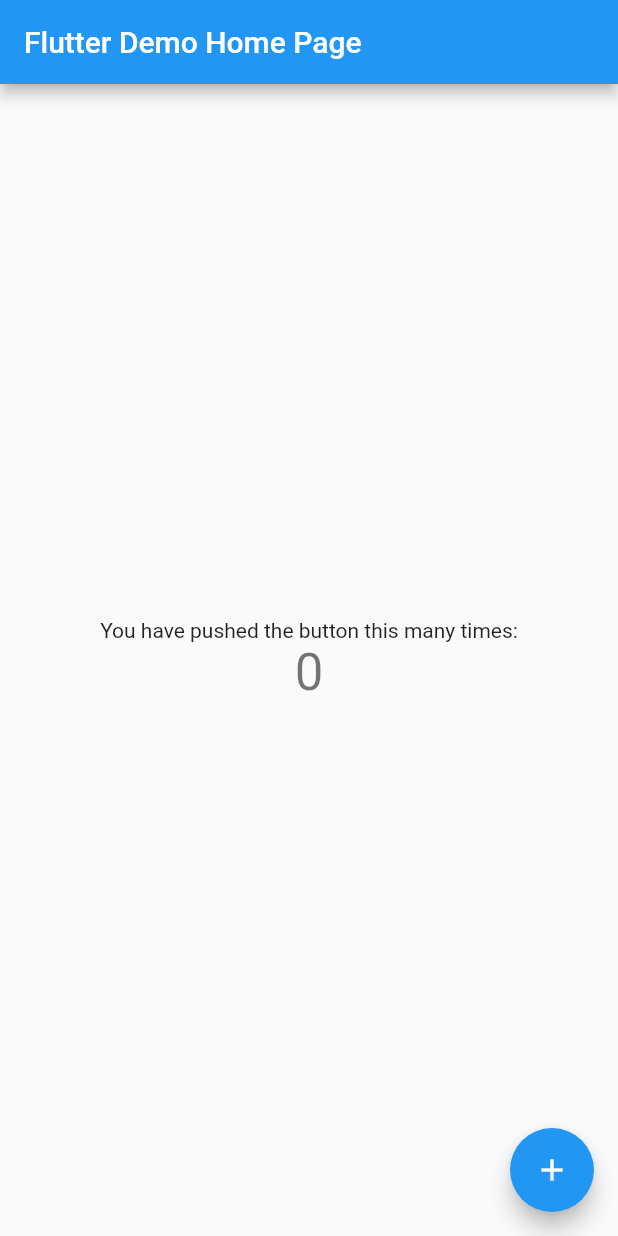
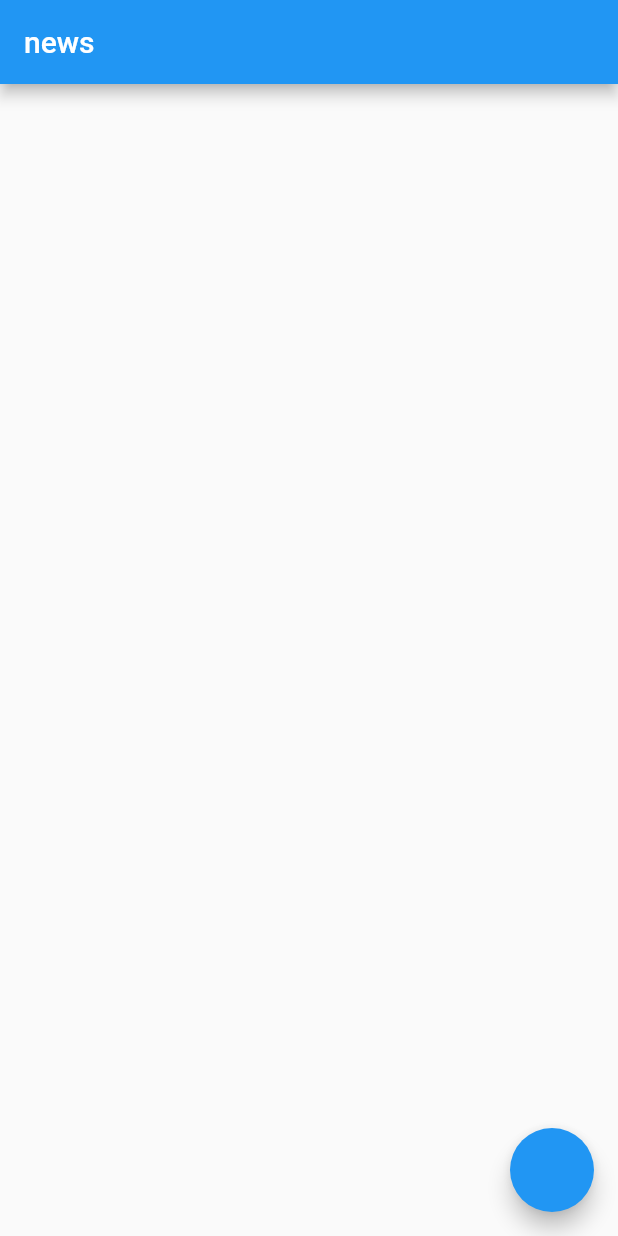
Before and after one commit to hemantjamdev/news, a Flutter app: the screen it shows after launch, on a phone screen of 412 x 824 dp. Run offline on Flutter 3.47's test engine with Material 2 defaults, Android fonts, the phone set to English and light mode, and no system bars; missing offline and left inert: news_api_flutter_package.

Commit message:
basic features

```diff
--- /dev/null
+++ b/lib/API/api.dart
@@ -0,0 +1,15 @@
+import 'dart:developer';
+
+import 'package:news/constants/strings.dart';
+import 'package:news/modules/headlines/model/news_model.dart';
+import 'package:news_api_flutter_package/model/article.dart';
+import 'package:news_api_flutter_package/news_api_flutter_package.dart';
+
+class API {
+  static NewsAPI newsAPI = NewsAPI(Strings.apikey);
+  static List<Article> newList = <Article>[];
+
+  static Future<List<Article>> getNews() async {
+    return await newsAPI.getTopHeadlines(country: "in");
+  }
+}
--- /dev/null
+++ b/lib/constants/strings.dart
@@ -0,0 +1,3 @@
+class Strings {
+  static const String apikey = "8921e2fda4fa49bc97e71491d048210d";
+}
--- /dev/null
+++ b/lib/home_page.dart
@@ -0,0 +1,21 @@
+import 'dart:developer';
+
+import 'package:flutter/material.dart';
+import 'package:news/API/api.dart';
+import 'package:news_api_flutter_package/news_api_flutter_package.dart';
+
+class HomePage extends StatelessWidget {
+  HomePage({Key? key}) : super(key: key);
+
+
+  @override
+  Widget build(BuildContext context) {
+    return Scaffold(
+      floatingActionButton: FloatingActionButton(
+        onPressed: API.getNews,
+      ),
+      appBar: AppBar(title: Text("news")),
+      body: Container(),
+    );
+  }
+}
--- a/lib/main.dart
+++ b/lib/main.dart
@@ -1,115 +1,13 @@
 import 'package:flutter/material.dart';
+import 'package:flutter/services.dart';
+
+import 'news_app.dart';
 
 void main() {
-  runApp(const MyApp());
+  WidgetsFlutterBinding.ensureInitialized();
+  SystemChrome.setPreferredOrientations([
+    DeviceOrientation.portraitUp,
+    DeviceOrientation.portraitDown,
+  ]);
+  runApp(const NewsApp());
 }
-
-class MyApp extends StatelessWidget {
-  const MyApp({super.key});
-
-  // This widget is the root of your application.
-  @override
-  Widget build(BuildContext context) {
-    return MaterialApp(
-      title: 'Flutter Demo',
-      theme: ThemeData(
-        // This is the theme of your application.
-        //
-        // Try running your application with "flutter run". You'll see the
-        // application has a blue toolbar. Then, without quitting the app, try
-        // changing the primarySwatch below to Colors.green and then invoke
-        // "hot reload" (press "r" in the console where you ran "flutter run",
-        // or simply save your changes to "hot reload" in a Flutter IDE).
-        // Notice that the counter didn't reset back to zero; the application
-        // is not restarted.
-        primarySwatch: Colors.blue,
-      ),
-      home: const MyHomePage(title: 'Flutter Demo Home Page'),
-    );
-  }
-}
-
-class MyHomePage extends StatefulWidget {
-  const MyHomePage({super.key, required this.title});
-
-  // This widget is the home page of your application. It is stateful, meaning
-  // that it has a State object (defined below) that contains fields that affect
-  // how it looks.
-
-  // This class is the configuration for the state. It holds the values (in this
-  // case the title) provided by the parent (in this case the App widget) and
-  // used by the build method of the State. Fields in a Widget subclass are
-  // always marked "final".
-
-  final String title;
-
-  @override
-  State<MyHomePage> createState() => _MyHomePageState();
-}
-
-class _MyHomePageState extends State<MyHomePage> {
-  int _counter = 0;
-
-  void _incrementCounter() {
-    setState(() {
-      // This call to setState tells the Flutter framework that something has
-      // changed in this State, which causes it to rerun the build method below
-      // so that the display can reflect the updated values. If we changed
-      // _counter without calling setState(), then the build method would not be
-      // called again, and so nothing would appear to happen.
-      _counter++;
-    });
-  }
-
-  @override
-  Widget build(BuildContext context) {
-    // This method is rerun every time setState is called, for instance as done
-    // by the _incrementCounter method above.
-    //
-    // The Flutter framework has been optimized to make rerunning build methods
-    // fast, so that you can just rebuild anything that needs updating rather
-    // than having to individually change instances of widgets.
-    return Scaffold(
-      appBar: AppBar(
-        // Here we take the value from the MyHomePage object that was created by
-        // the App.build method, and use it to set our appbar title.
-        title: Text(widget.title),
-      ),
-      body: Center(
-        // Center is a layout widget. It takes a single child and positions it
-        // in the middle of the parent.
-        child: Column(
-          // Column is also a layout widget. It takes a list of children and
-          // arranges them vertically. By default, it sizes itself to fit its
-          // children horizontally, and tries to be as tall as its parent.
-          //
-          // Invoke "debug painting" (press "p" in the console, choose the
-          // "Toggle Debug Paint" action from the Flutter Inspector in Android
-          // Studio, or the "Toggle Debug Paint" command in Visual Studio Code)
-          // to see the wireframe for each widget.
-          //
-          // Column has various properties to control how it sizes itself and
-          // how it positions its children. Here we use mainAxisAlignment to
-          // center the children vertically; the main axis here is the vertical
-          // axis because Columns are vertical (the cross axis would be
-          // horizontal).
-          mainAxisAlignment: MainAxisAlignment.center,
-          children: <Widget>[
-            const Text(
-              'You have pushed the button this many times:',
-            ),
-            Text(
-              '$_counter',
-              style: Theme.of(context).textTheme.headlineMedium,
-            ),
-          ],
-        ),
-      ),
-      floatingActionButton: FloatingActionButton(
-        onPressed: _incrementCounter,
-        tooltip: 'Increment',
-        child: const Icon(Icons.add),
-      ), // This trailing comma makes auto-formatting nicer for build methods.
-    );
-  }
-}
--- /dev/null
+++ b/lib/news_app.dart
@@ -0,0 +1,14 @@
+import 'package:flutter/material.dart';
+
+import 'home_page.dart';
+
+class NewsApp extends StatelessWidget {
+  const NewsApp({Key? key}) : super(key: key);
+
+  @override
+  Widget build(BuildContext context) {
+    return MaterialApp(
+      home: HomePage(),
+    );
+  }
+}
--- a/pubspec.yaml
+++ b/pubspec.yaml
@@ -35,6 +35,7 @@ dependencies:
   # The following adds the Cupertino Icons font to your application.
   # Use with the CupertinoIcons class for iOS style icons.
   cupertino_icons: ^1.0.2
+  news_api_flutter_package: ^1.1.0
 
 dev_dependencies:
   flutter_test:
```
Also changed, not shown: lib/modules/headlines/model/news_model.dart (added, +98 -0 lines), lib/constants/colors.dart (added), pubspec.lock, 1 other file.
